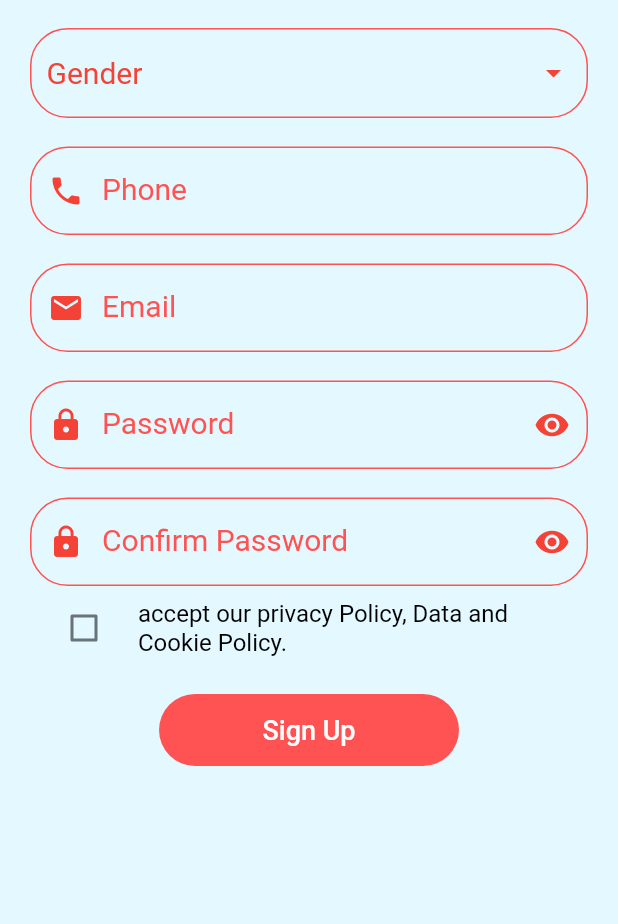
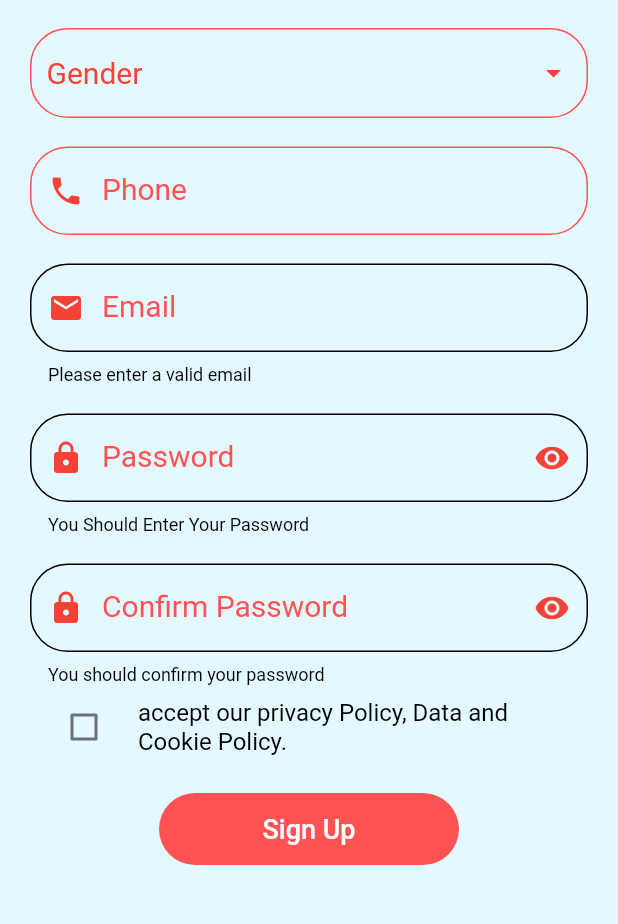
Before and after one commit to Abdalrahman-Bebars/7-care, a Flutter app: the RegisterScreen screen opened directly, on a phone screen of 412 x 824 dp, the part 254-1178 px from its top. Run offline on Flutter 3.47's test engine with Material 2 defaults, Android fonts, the phone set to English and light mode, and no system bars; our stand-ins replace cloud_firestore, email_validator, firebase_auth, firebase_core, google_maps_flutter, hexcolor and 1 more; accounts and stored records are empty.

Commit message:
commit
some changes in validation

```diff
--- a/seven_care/lib/Screens/home_screen.dart
+++ b/seven_care/lib/Screens/home_screen.dart
@@ -26,7 +26,7 @@ class _HomeScreenState extends State<HomeScreen> {
           IconButton(
               onPressed: () async {
                 SharedPreferences prefs = await SharedPreferences.getInstance();
-                prefs.remove('newEmail');
+                await prefs.remove('newEmail');
                 FirebaseAuth auth = FirebaseAuth.instance;
                 auth.signOut();
                 Pushpage(context, WelcomeScreen());
--- a/seven_care/lib/Screens/register_screen.dart
+++ b/seven_care/lib/Screens/register_screen.dart
@@ -5,6 +5,7 @@ import 'package:seven_care/components/customRow.dart';
 import 'package:seven_care/components/genderButton.dart';
 import 'package:seven_care/constants.dart';
 import 'package:shared_preferences/shared_preferences.dart';
+import 'package:email_validator/email_validator.dart';
 import '../utils.dart';
 import 'home_screen.dart';
 
@@ -18,6 +19,7 @@ class RegisterScreen extends StatefulWidget {
 class _RegisterScreenState extends State<RegisterScreen> {
   var _formKey = GlobalKey<FormState>();
   bool showPassword = true;
+  bool confirmPassword = true;
   bool isChecked = false;
   TextEditingController myEmailController = TextEditingController();
   TextEditingController myPasswordController = TextEditingController();
@@ -29,6 +31,9 @@ class _RegisterScreenState extends State<RegisterScreen> {
     try {
       myUser = await FirebaseAuth.instance.createUserWithEmailAndPassword(
           email: myEmailController.text, password: myPasswordController.text);
+      SharedPreferences prefs = await SharedPreferences.getInstance();
+      prefs.setString('newEmail', myEmailController.text);
+      Pushpage(context, HomeScreen(user: myUser));
     } on FirebaseAuthException catch (e) {
       if (e.code == 'weak-password') {
         print('The password provided is too weak.');
@@ -44,6 +49,7 @@ class _RegisterScreenState extends State<RegisterScreen> {
   Widget build(BuildContext context) {
     return Scaffold(
       body: Form(
+        autovalidateMode: AutovalidateMode.always,
         key: _formKey,
         child: SingleChildScrollView(
           child: Padding(
@@ -83,8 +89,9 @@ class _RegisterScreenState extends State<RegisterScreen> {
                 ),
                 TextFormField(
                   controller: myEmailController,
-                  validator: (String value) =>
-                      value.isEmpty ? 'Email can\'t be blank' : null,
+                  validator: (value) => EmailValidator.validate(value)
+                      ? null
+                      : "Please enter a valid email",
                   keyboardType: TextInputType.emailAddress,
                   decoration: kTextFieldDecoration.copyWith(
                     labelText: 'Email',
@@ -99,8 +106,15 @@ class _RegisterScreenState extends State<RegisterScreen> {
                 ),
                 TextFormField(
                   controller: myPasswordController,
-                  validator: (String value) =>
-                      value.isEmpty ? 'You Should Enter Your Password' : null,
+                  validator: (String value) {
+                    if (value.isEmpty) return 'You Should Enter Your Password';
+                    if (RegExp(
+                            r'^(?=.*?[A-Z])(?=.*?[a-z])(?=.*?[0-9])(?=.*?[!@#\$&*~]).{8,}$')
+                        .hasMatch(value)) {
+                      return null;
+                    }
+                    return 'Use Special\, UpperCase\, Chars and Numeric Value';
+                  },
                   keyboardType: TextInputType.visiblePassword,
                   obscureText: showPassword,
                   decoration: kTextFieldDecoration.copyWith(
@@ -125,9 +139,14 @@ class _RegisterScreenState extends State<RegisterScreen> {
                 ),
                 TextFormField(
                   keyboardType: TextInputType.visiblePassword,
-                  obscureText: showPassword,
-                  validator: (String value) =>
-                      value.isEmpty ? 'You Should Confirm Your Password' : null,
+                  obscureText: confirmPassword,
+                  validator: (String value) {
+                    if (value.isEmpty)
+                      return 'You should confirm your password';
+                    if (value != myPasswordController.text)
+                      return 'not matches';
+                    return null;
+                  },
                   decoration: kTextFieldDecoration.copyWith(
                       labelText: 'Confirm Password',
                       prefixIcon: Icon(
@@ -137,7 +156,7 @@ class _RegisterScreenState extends State<RegisterScreen> {
                       suffixIcon: IconButton(
                           onPressed: () {
                             setState(() {
-                              showPassword = !showPassword;
+                              confirmPassword = !confirmPassword;
                             });
                           },
                           icon: Icon(
@@ -164,10 +183,6 @@ class _RegisterScreenState extends State<RegisterScreen> {
                   onPress: () async {
                     if (_formKey.currentState.validate()) {
                       register();
-                      SharedPreferences prefs =
-                          await SharedPreferences.getInstance();
-                      prefs.setString('newEmail', myEmailController.text);
-                      Pushpage(context, HomeScreen(user: myUser));
                     }
                     setState(() {});
                   },
--- a/seven_care/lib/Screens/welcome_screen.dart
+++ b/seven_care/lib/Screens/welcome_screen.dart
@@ -25,7 +25,7 @@ class _WelcomeScreenState extends State<WelcomeScreen>
     );
     controller.forward();
     controller.addListener(() {
-      // print(myController.value);
+      // print(controller.value);
       setState(() {});
     });
 
--- a/seven_care/pubspec.yaml
+++ b/seven_care/pubspec.yaml
@@ -27,6 +27,7 @@ dependencies:
   firebase_core: ^1.5.0
   firebase_auth: ^3.1.0
   shared_preferences: ^2.0.7
+  email_validator: ^2.0.1
   hexcolor: ^2.0.5
   url_launcher: ^6.0.9
   google_maps_flutter: ^2.0.6
```
Also changed, not shown: seven_care/lib/Screens/login_screen.dart (+3 -4 lines), seven_care/pubspec.lock.
